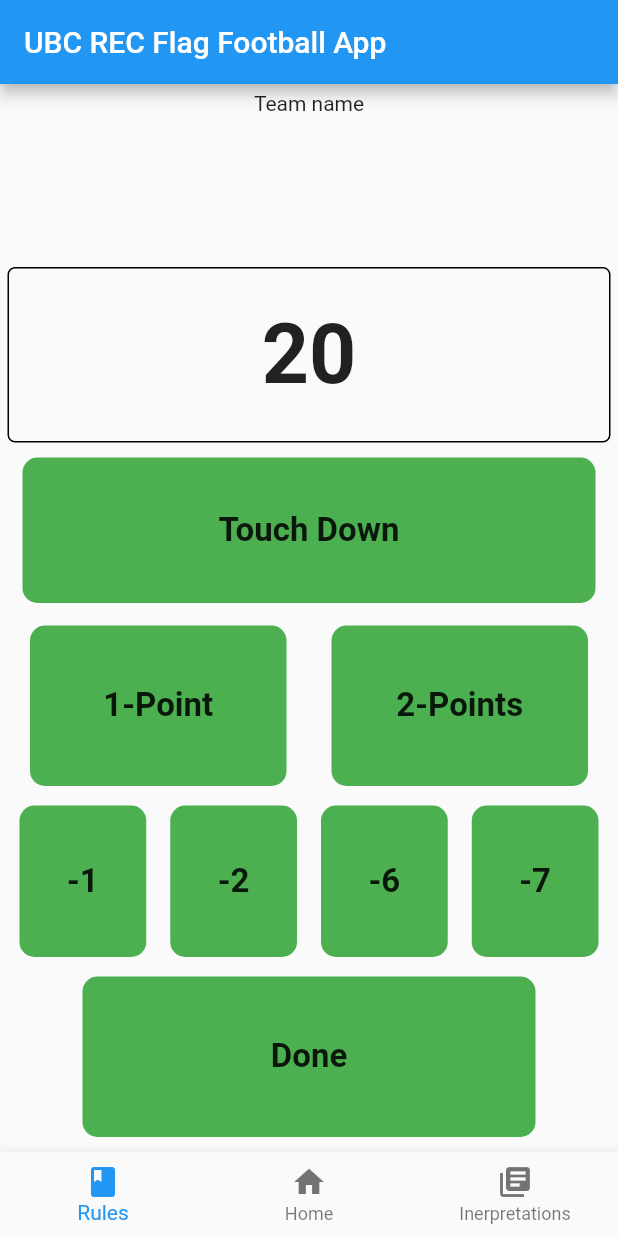
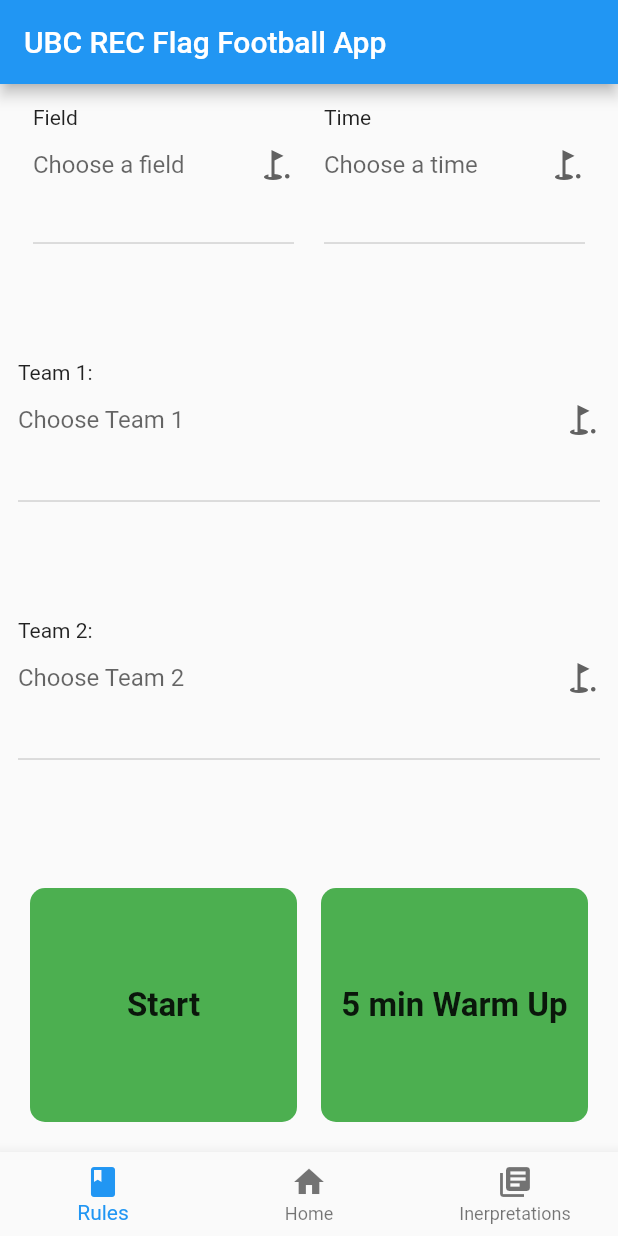
Before and after one commit to JPGarCar/ubc_rec_referee_app, a Flutter app: the screen it shows after launch, on a phone screen of 412 x 824 dp. Run offline on Flutter 3.47's test engine with Material 2 defaults, Android fonts, the phone set to English and light mode, and no system bars.

Commit message:
Finished New Game Page outline. Styling missing and I should get the lists as constants for easier access!

```diff
--- a/lib/main.dart
+++ b/lib/main.dart
@@ -2,6 +2,7 @@ import 'package:flutter/material.dart';
 import 'package:ubc_rec_refferee_app/pages/clock_page.dart';
 import 'package:ubc_rec_refferee_app/pages/endGame_page.dart';
 import 'package:ubc_rec_refferee_app/pages/main_page.dart';
+import 'package:ubc_rec_refferee_app/pages/newGame_page.dart';
 import 'package:ubc_rec_refferee_app/pages/score_page.dart';
 import 'package:ubc_rec_refferee_app/pages/timer_page.dart';
 
@@ -40,7 +41,7 @@ class MyApp extends StatelessWidget {
               ),
             ],
           ),
-          body: ScorePage(),
+          body: NewGamePage(),
         ),
       ),
     );
--- /dev/null
+++ b/lib/pages/newGame_page.dart
@@ -0,0 +1,194 @@
+import 'package:flutter/material.dart';
+import 'package:ubc_rec_refferee_app/components/allComponents.dart';
+
+class NewGamePage extends StatefulWidget {
+  @override
+  _NewGamePageState createState() => _NewGamePageState();
+}
+
+class _NewGamePageState extends State<NewGamePage> {
+  String field;
+  String time;
+  String teamOne;
+  String teamTwo;
+
+  @override
+  Widget build(BuildContext context) {
+    return Container(
+      constraints: BoxConstraints.expand(),
+      margin: EdgeInsets.all(12),
+      child: Column(
+        crossAxisAlignment: CrossAxisAlignment.start,
+        children: <Widget>[
+          Expanded(
+            child: Row(
+              children: <Widget>[
+                Expanded(
+                  child: DropDownPack(
+                    edgeInsetPadding:
+                        EdgeInsets.symmetric(horizontal: 10, vertical: 2),
+                    label: "Field",
+                    hint: "Choose a field",
+                    // TODO extract list as constant
+                    values: <String>["Woods", "Warren", "South"]
+                        .map((String value) {
+                      return DropdownMenuItem<String>(
+                        value: value,
+                        child: Text(value),
+                      );
+                    }).toList(),
+                    function: (newValue) {
+                      setState(() {
+                        field = newValue;
+                      });
+                    },
+                    variable: field,
+                  ),
+                ),
+                Expanded(
+                  child: DropDownPack(
+                    edgeInsetPadding:
+                        EdgeInsets.symmetric(horizontal: 10, vertical: 2),
+                    label: "Time",
+                    hint: "Choose a time",
+                    // TODO extract list as constant
+                    values: <String>["6:00 - 7:00 pm", "7:00 - 8:00 pm"]
+                        .map((String value) {
+                      return DropdownMenuItem<String>(
+                        value: value,
+                        child: Text(value),
+                      );
+                    }).toList(),
+                    function: (newValue) {
+                      setState(() {
+                        time = newValue;
+                      });
+                    },
+                    variable: time,
+                  ),
+                ),
+              ],
+            ),
+          ),
+          Expanded(
+            child: Column(
+              children: <Widget>[
+                Flexible(
+                  child: DropDownPack(
+                      hint: "Choose Team 1",
+                      function: (newValue) {
+                        setState(() {
+                          teamOne = newValue;
+                        });
+                      },
+                      variable: teamOne,
+                      label: "Team 1:",
+                      values: <String>["Woods", "Warren", "South"]
+                          .map((String value) {
+                        return DropdownMenuItem<String>(
+                          value: value,
+                          child: Text(value),
+                        );
+                      }).toList()),
+                  fit: FlexFit.loose,
+                ),
+              ],
+            ),
+          ),
+          Expanded(
+            child: Column(
+              children: <Widget>[
+                Flexible(
+                  child: DropDownPack(
+                      hint: "Choose Team 2",
+                      function: (newValue) {
+                        setState(() {
+                          teamTwo = newValue;
+                        });
+                      },
+                      variable: teamTwo,
+                      label: "Team 2:",
+                      values: <String>["Woods", "Warren", "South"]
+                          .map((String value) {
+                        return DropdownMenuItem<String>(
+                          value: value,
+                          child: Text(value),
+                        );
+                      }).toList()),
+                  fit: FlexFit.loose,
+                ),
+              ],
+            ),
+          ),
+          Expanded(
+            child: Row(
+              children: <Widget>[
+                Expanded(
+                  child: RectangleButton(
+                    text: "Start",
+                    function: null,
+                    edgeInset: EdgeInsets.all(8),
+                  ),
+                ),
+                Expanded(
+                  child: RectangleButton(
+                    text: "5 min Warm Up",
+                    function: null,
+                    edgeInset: EdgeInsets.all(8),
+                  ),
+                ),
+              ],
+            ),
+          ),
+        ],
+      ),
+    );
+  }
+}
+
+class DropDownPack extends StatelessWidget {
+  final function;
+  final variable;
+  // list of DropdownMenuItem items
+  final values;
+  final hint;
+  final label;
+  final edgeInsetPadding;
+
+  DropDownPack(
+      {@required this.function,
+      @required this.variable,
+      @required this.label,
+      @required this.hint,
+      @required this.values,
+      this.edgeInsetPadding});
+
+  @override
+  Widget build(BuildContext context) {
+    return Container(
+      padding: edgeInsetPadding,
+      child: Column(
+        crossAxisAlignment: CrossAxisAlignment.start,
+        children: <Widget>[
+          Flexible(
+            fit: FlexFit.loose,
+            child: Text(label),
+          ),
+          Expanded(
+            // TODO all the styling for the drop down
+            child: DropdownButton<String>(
+              value: variable,
+              hint: Text(
+                hint,
+              ),
+              icon: Icon(Icons.golf_course),
+              items: values,
+              onChanged: function,
+              isExpanded: true,
+            ),
+          ),
+        ],
+      ),
+    );
+  }
+}
--- a/lib/pages/timer_page.dart
+++ b/lib/pages/timer_page.dart
@@ -77,10 +77,16 @@ class _TimerPageState extends State<TimerPage> {
             child: Row(
               children: <Widget>[
                 Expanded(
-                  child: TimerTeamScore(),
+                  child: TimerTeamScore(
+                    score: 20,
+                    teamName: "Rachels Team",
+                  ),
                 ),
                 Expanded(
-                  child: TimerTeamScore(),
+                  child: TimerTeamScore(
+                    score: 19,
+                    teamName: "JPs Team",
+                  ),
                 ),
               ],
             ),
```
